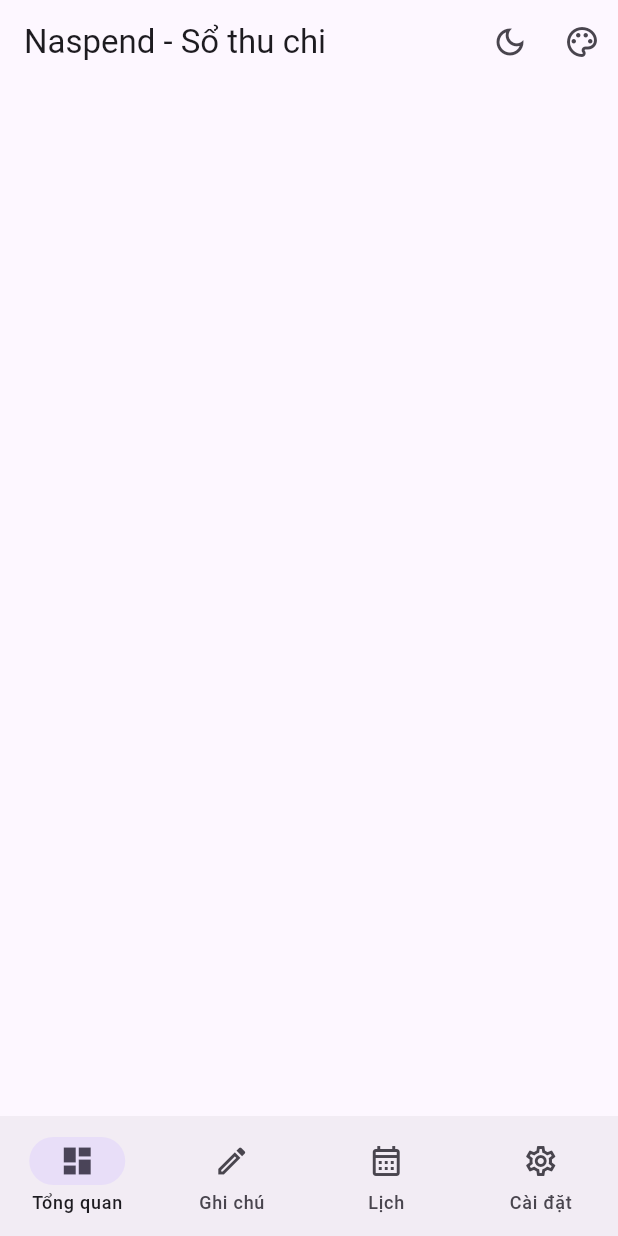
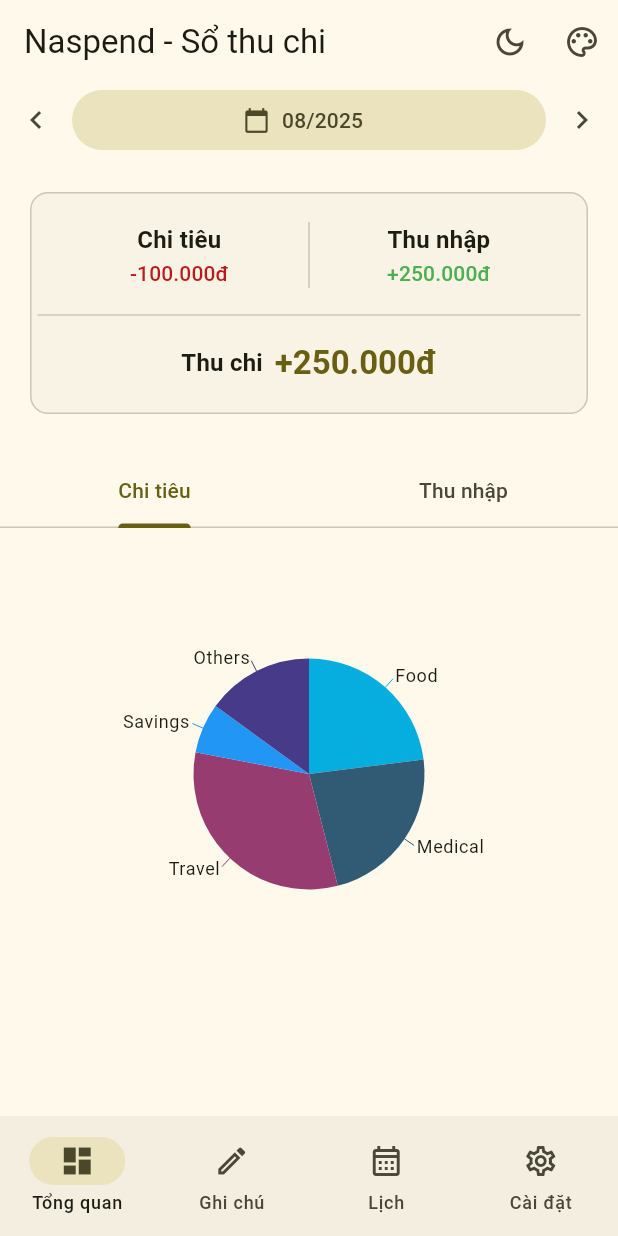
Before and after one commit to hellonamdeptrai/Naspend, a Flutter app: the screen it shows after launch, on a phone screen of 412 x 824 dp. Run offline on Flutter 3.47's test engine with Material 3 defaults, Android fonts, the phone set to English and light mode, and no system bars; our stand-ins replace dio, month_picker_dialog, syncfusion_flutter_charts.

Commit message:
dashboard

```diff
--- a/lib/core/constants/app_constants.dart
+++ b/lib/core/constants/app_constants.dart
@@ -24,10 +24,10 @@
 }
 
 enum ScreenSelected {
-  component(0),
-  color(1),
-  typography(2),
-  elevation(3);
+  dashboard(0),
+  edit(1),
+  calendar(2),
+  setting(3);
 
   const ScreenSelected(this.value);
   final int value;
--- /dev/null
+++ b/lib/data/model/tab_item.dart
@@ -0,0 +1,8 @@
+import 'package:flutter/material.dart';
+
+class TabItem {
+  final IconData? icon;
+  final String label;
+
+  const TabItem({this.icon, required this.label});
+}
--- a/lib/main.dart
+++ b/lib/main.dart
@@ -1,5 +1,7 @@
 import 'package:flutter/foundation.dart';
 import 'package:flutter/material.dart';
+import 'package:flutter_localizations/flutter_localizations.dart';
+import 'package:naspend/ui/dashboard/view_model/dashboard_view_model.dart';
 import 'package:naspend/ui/home/view/home_screen.dart';
 import 'package:naspend/ui/home/view_model/home_view_model.dart';
 import 'package:naspend/ui/setting/view_model/theme_settings_view_model.dart';
@@ -11,6 +13,7 @@
       providers: [
         ChangeNotifierProvider(create: (_) => ThemeSettingsViewModel()),
         ChangeNotifierProvider(create: (_) => HomeViewModel()),
+        ChangeNotifierProvider(create: (_) => DashboardViewModel()),
       ],
       child: const MyApp(),
     ),
@@ -27,6 +30,16 @@
 
         return MaterialApp(
           debugShowCheckedModeBanner: false,
+          locale: const Locale('vi', 'VN'), // 2. Đặt ngôn ngữ mặc định là Tiếng Việt
+          localizationsDelegates: const [
+            GlobalMaterialLocalizations.delegate,
+            GlobalWidgetsLocalizations.delegate,
+            GlobalCupertinoLocalizations.delegate,
+          ],
+          supportedLocales: const [
+            Locale('vi', 'VN'), // Hỗ trợ Tiếng Việt
+            Locale('en', 'US'), // Hỗ trợ Tiếng Anh (dự phòng)
+          ],
           title: 'Naspend',
           themeMode: themeSettings.themeMode,
           theme: ThemeData(
--- a/lib/shared/widgets/component_screen.dart
+++ b/lib/shared/widgets/component_screen.dart
@@ -83,3 +83,59 @@
     return navigationBar;
   }
 }
+
+class ComponentDecoration extends StatefulWidget {
+  const ComponentDecoration({
+    super.key,
+    required this.child,
+  });
+
+  final Widget child;
+
+  @override
+  State<ComponentDecoration> createState() => _ComponentDecorationState();
+}
+
+class _ComponentDecorationState extends State<ComponentDecoration> {
+  final focusNode = FocusNode();
+
+  @override
+  Widget build(BuildContext context) {
+    return RepaintBoundary(
+      child: Padding(
+        padding: const EdgeInsets.symmetric(vertical: smallSpacing),
+        child: ConstrainedBox(
+          constraints: const BoxConstraints.tightFor(
+            width: widthConstraint,
+          ),
+          child: Focus(
+            focusNode: focusNode,
+            canRequestFocus: true,
+            child: GestureDetector(
+              onTapDown: (_) {
+                focusNode.requestFocus();
+              },
+              behavior: HitTestBehavior.opaque,
+              child: Card(
+                elevation: 0,
+                shape: RoundedRectangleBorder(
+                  side: BorderSide(
+                    color: Theme.of(context).colorScheme.outlineVariant,
+                  ),
+                  borderRadius: const BorderRadius.all(Radius.circular(12)),
+                ),
+                child: Padding(
+                  padding: const EdgeInsets.symmetric(
+                    horizontal: 5.0,
+                    vertical: 20.0,
+                  ),
+                  child: Center(child: widget.child),
+                ),
+              ),
+            ),
+          ),
+        ),
+      ),
+    );
+  }
+}
--- /dev/null
+++ b/lib/ui/dashboard/view/dashboard_screen.dart
@@ -0,0 +1,224 @@
+import 'package:flutter/material.dart';
+import 'package:naspend/shared/widgets/component_screen.dart';
+import 'package:naspend/ui/dashboard/view_model/dashboard_view_model.dart';
+import 'package:provider/provider.dart';
+import 'package:syncfusion_flutter_charts/charts.dart';
+
+const double narrowScreenWidthThreshold = 500;
+const Widget rowDivider = SizedBox(width: 20);
+const Widget colDivider = SizedBox(height: 10);
+
+class DashboardScreen extends StatelessWidget {
+  const DashboardScreen({super.key});
+
+  @override
+  Widget build(BuildContext context) {
+    final theme = Theme.of(context);
+    final fonts = theme.textTheme;
+    final colors = theme.colorScheme;
+    final viewModel = context.watch<DashboardViewModel>();
+
+    final List<ChartSampleData> _chartData = <ChartSampleData>[
+      ChartSampleData(x: 'Food', y: 23, size: 10),
+      ChartSampleData(x: 'Loan due', y: 0, size: 10),
+      ChartSampleData(x: 'Medical', y: 23, size: 10),
+      ChartSampleData(x: 'Movies', y: 0, size: 10),
+      ChartSampleData(x: 'Travel', y: 32, size: 10),
+      ChartSampleData(x: 'Savings', y: 7, size: 10),
+      ChartSampleData(x: 'Others', y: 15, size: 10),
+    ];
+
+    return DefaultTabController(
+      length: viewModel.tabs.length,
+      child: Expanded(
+        child: NestedScrollView(
+          headerSliverBuilder: (BuildContext context, bool innerBoxIsScrolled) {
+            return <Widget>[
+              SliverToBoxAdapter(
+                child: Column(
+                  children: [
+                    Row(
+                      children: [
+                        IconButton(
+                          icon: const Icon(Icons.chevron_left),
+                          onPressed: viewModel.previousMonth,
+                        ),
+                        Expanded(
+                          child: FilledButton.tonalIcon(
+                            onPressed: () => viewModel.pickMonth(context),
+                            label: Text(viewModel.formattedDate),
+                            icon: const Icon(Icons.calendar_today),
+                          ),
+                        ),
+                        IconButton(
+                          icon: const Icon(Icons.chevron_right),
+                          onPressed: viewModel.nextMonth,
+                        ),
+                      ],
+                    ),
+                    colDivider,
+                    Padding(
+                      padding: const EdgeInsets.symmetric(horizontal: 16),
+                      child: ComponentDecoration(
+                        child: Column(
+                          children: [
+                            Padding(
+                              padding: const EdgeInsets.symmetric(
+                                horizontal: 16
+                              ),
+                              child: IntrinsicHeight(
+                                child: Row(
+                                  children: [
+                                    Expanded(
+                                      child: Column(
+                                        children: [
+                                          Text(
+                                            'Chi tiêu',
+                                            style: fonts.titleMedium!.copyWith(
+                                              fontWeight: FontWeight.bold
+                                            )
+                                          ),
+                                          Text(
+                                            '-100.000đ',
+                                            style: fonts.labelLarge!.copyWith(
+                                              color: colors.error
+                                            )
+                                          ),
+                                        ],
+                                      ),
+                                    ),
+                                    const VerticalDivider(),
+                                    Expanded(
+                                      child: Column(
+                                        children: [
+                                          Text(
+                                            'Thu nhập',
+                                            style: fonts.titleMedium!.copyWith(
+                                              fontWeight: FontWeight.bold
+                                            )
+                                          ),
+                                          Text(
+                                            '+250.000đ',
+                                            style: fonts.labelLarge!.copyWith(
+                                              color: Colors.green
+                                            )
+                                          ),
+                                        ],
+                                      ),
+                                    ),
+                                  ],
+                                ),
+                              ),
+                            ),
+                            colDivider,
+                            const Divider(),
+                            colDivider,
+                            Row(
+                              mainAxisAlignment: MainAxisAlignment.center,
+                              children: [
+                                Flexible(
+                                  child: Text(
+                                    'Thu chi',
+                                    style: fonts.titleMedium!.copyWith(
+                                      fontWeight: FontWeight.bold
+                                    )
+                                  )
+                                ),
+                                const SizedBox(width: 8),
+                                Flexible(
+                                  child: Text(
+                                    '+250.000đ',
+                                    style: fonts.titleLarge!.copyWith(
+                                      color: colors.primary,
+                                      fontWeight: FontWeight.bold
+                                    )
+                                  )
+                                ),
+                              ],
+                            )
+                          ],
+                        ),
+                      ),
+                    ),
+                    colDivider,
+                  ],
+                ),
+              ),
+              SliverAppBar(
+                pinned: true,
+                primary: false,
+                automaticallyImplyLeading: false,
+                backgroundColor: theme.scaffoldBackgroundColor,
+                surfaceTintColor: Colors.transparent,
+                titleSpacing: 0,
+                title: TabBar(
+                  tabs: viewModel.tabs.map((tabItem) {
+                    return Tab(text: tabItem.label);
+                  }).toList(),
+                ),
+              ),
+            ];
+          },
+          body: TabBarView(
+            children: [
+              Column(
+                children: [
+                  colDivider,
+                  SfCircularChart(
+                    tooltipBehavior: TooltipBehavior(
+                      enable: true,
+                      builder: (data, point, series, pointIndex, seriesIndex) {
+                        final ChartSampleData item = data;
+                        return Padding(
+                          padding: const EdgeInsets.all(8.0),
+                          child: Text(
+                            '${item.x}: ${item.y!.toStringAsFixed(0)}đ (${item.size!.toStringAsFixed(1)}%)',
+                            style: fonts.labelLarge!.copyWith(color: colors.onPrimary),
+                          ),
+                        );
+                      },
+                    ),
+                    series: <CircularSeries>[
+                      PieSeries<ChartSampleData, String>(
+                        dataSource: _chartData,
+                        xValueMapper: (ChartSampleData data, int index) => data.x,
+                        yValueMapper: (ChartSampleData data, int index) => data.y,
+                        dataLabelMapper: (ChartSampleData data, int index) => data.x,
+                        radius: '55%',
+                        dataLabelSettings: DataLabelSettings(
+                          isVisible: true,
+                          labelIntersectAction: LabelIntersectAction.none,
+                          labelPosition: ChartDataLabelPosition.outside,
+                          connectorLineSettings: ConnectorLineSettings(
+                            type: ConnectorType.curve,
+                          ),
+                        ),
+                      ),
+                    ],
+                  )
+                ],
+              ),
+              Column(
+                children: [
+                  Text('Nội dung của Tab Thu nhập', style: fonts.bodyLarge),
+                ],
+              ),
+            ],
+          ),
+        ),
+      ),
+    );
+  }
+}
+
+class ChartSampleData {
+  ChartSampleData({
+    this.x,
+    this.y,
+    this.size,
+  });
+
+  final dynamic x;
+  final num? y;
+  final num? size;
+}
--- /dev/null
+++ b/lib/ui/dashboard/view_model/dashboard_view_model.dart
@@ -0,0 +1,40 @@
+import 'package:flutter/material.dart';
+import 'package:intl/intl.dart';
+import 'package:month_picker_dialog/month_picker_dialog.dart';
+import 'package:naspend/data/model/tab_item.dart';
+
+class DashboardViewModel extends ChangeNotifier {
+  final List<TabItem> tabs = const [
+    TabItem(label: 'Chi tiêu'),
+    TabItem(label: 'Thu nhập'),
+  ];
+
+  DateTime _selectedDate = DateTime.now();
+
+  DateTime get selectedDate => _selectedDate;
+  String get formattedDate => DateFormat('MM/yyyy').format(_selectedDate);
+
+  void nextMonth() {
+    _selectedDate = DateTime(_selectedDate.year, _selectedDate.month + 1, 1);
+    notifyListeners();
+  }
+
+  void previousMonth() {
+    _selectedDate = DateTime(_selectedDate.year, _selectedDate.month - 1, 1);
+    notifyListeners();
+  }
+
+  Future<void> pickMonth(BuildContext context) async {
+    final pickedDate = await showMonthPicker(
+      context: context,
+      initialDate: _selectedDate,
+      firstDate: DateTime(2000),
+      lastDate: DateTime(2101),
+    );
+
+    if (pickedDate != null && pickedDate != _selectedDate) {
+      _selectedDate = pickedDate;
+      notifyListeners(); // Thông báo cho View cập nhật
+    }
+  }
+}
--- a/lib/ui/home/view/home_screen.dart
+++ b/lib/ui/home/view/home_screen.dart
@@ -4,6 +4,7 @@
 import 'package:naspend/shared/widgets/component_screen.dart';
 import 'package:naspend/shared/widgets/expanded_trailing_actions.dart';
 import 'package:naspend/shared/widgets/navigation_transition.dart';
+import 'package:naspend/ui/dashboard/view/dashboard_screen.dart';
 import 'package:naspend/ui/home/view_model/home_view_model.dart';
 import 'package:naspend/ui/setting/view_model/theme_settings_view_model.dart';
 import 'package:provider/provider.dart';
@@ -12,10 +13,10 @@
   const HomeScreen({super.key});
 
   @override
-  State<HomeScreen> createState() => _HomeState();
+  State<HomeScreen> createState() => _HomeScreenState();
 }
 
-class _HomeState extends State<HomeScreen> with SingleTickerProviderStateMixin {
+class _HomeScreenState extends State<HomeScreen> with SingleTickerProviderStateMixin {
   final GlobalKey<ScaffoldState> scaffoldKey = GlobalKey<ScaffoldState>();
   late final AnimationController controller;
   late final CurvedAnimation railAnimation;
@@ -46,6 +47,15 @@
     final double width = MediaQuery.of(context).size.width;
     context.read<HomeViewModel>().updateLayout(width, controller);
   }
+
+  Widget createScreenFor(
+      ScreenSelected screenSelected,
+      ) => switch (screenSelected) {
+    ScreenSelected.dashboard => const DashboardScreen(),
+    ScreenSelected.edit => const Text('data2'),
+    ScreenSelected.calendar => const Text('data3'),
+    ScreenSelected.setting => const Text('data4'),
+  };
 
   PreferredSizeWidget _createAppBar(ThemeSettingsViewModel themeVM) {
     final homeVM = context.read<HomeViewModel>();
@@ -96,7 +106,9 @@
           animationController: controller,
           railAnimation: railAnimation,
           appBar: _createAppBar(themeVM),
-          body: Container(),
+          body: createScreenFor(
+            ScreenSelected.values[homeVM.screenIndex],
+          ),
           navigationRail: NavigationRail(
             extended: homeVM.showLargeSizeLayout,
             destinations: _navRailDestinations,
--- a/lib/ui/home/view_model/home_view_model.dart
+++ b/lib/ui/home/view_model/home_view_model.dart
@@ -3,7 +3,7 @@
 
 class HomeViewModel extends ChangeNotifier {
   // --- Trạng thái (State) ---
-  int _screenIndex = ScreenSelected.component.value;
+  int _screenIndex = ScreenSelected.dashboard.value;
   bool _showMediumSizeLayout = false;
   bool _showLargeSizeLayout = false;
   bool _controllerInitialized = false;
--- a/lib/ui/setting/view_model/theme_settings_view_model.dart
+++ b/lib/ui/setting/view_model/theme_settings_view_model.dart
@@ -4,7 +4,7 @@
 class ThemeSettingsViewModel extends ChangeNotifier {
   // --- Trạng thái ---
   ThemeMode _themeMode = ThemeMode.system;
-  ColorSeed _colorSelected = ColorSeed.baseColor;
+  ColorSeed _colorSelected = ColorSeed.yellow;
 
   // --- Getters để View truy cập trạng thái ---
   ThemeMode get themeMode => _themeMode;
--- a/pubspec.yaml
+++ b/pubspec.yaml
@@ -36,6 +36,10 @@
   cupertino_icons: ^1.0.8
   provider: ^6.1.5
   dio: ^5.8.0+1
+  intl: ^0.20.2
+  month_picker_dialog: ^6.4.1
+  flutter_localization: ^0.3.3
+  syncfusion_flutter_charts: ^30.1.42
 
 dev_dependencies:
   flutter_test:
```
Also changed, not shown: pubspec.lock, 6 other files.
